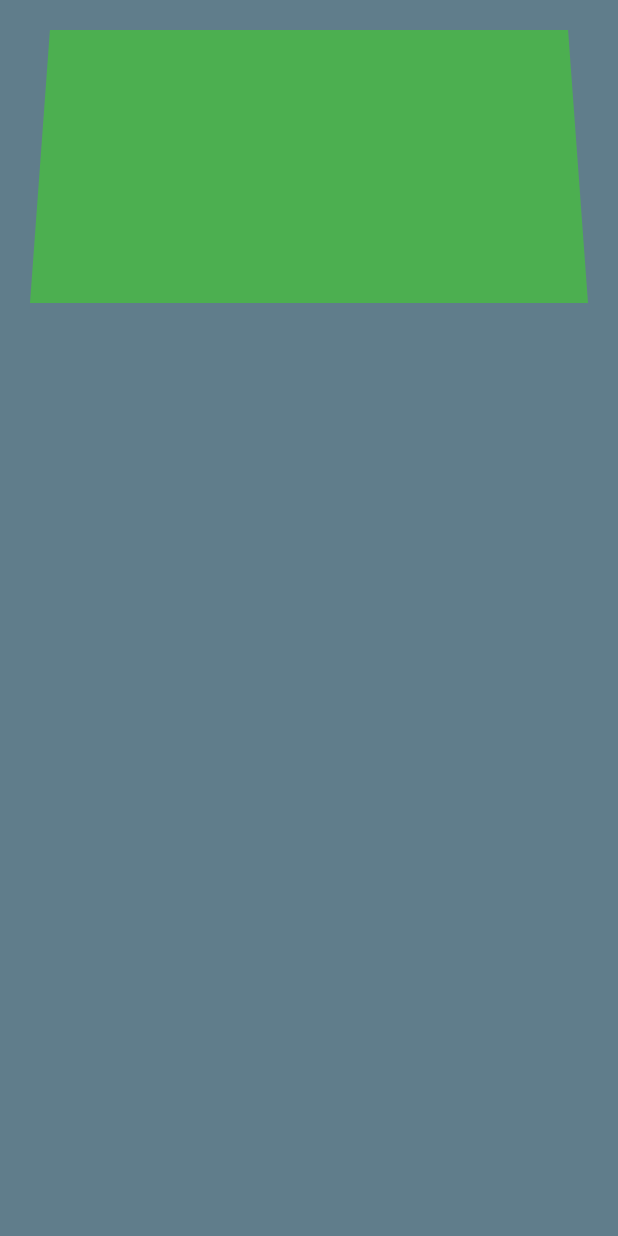
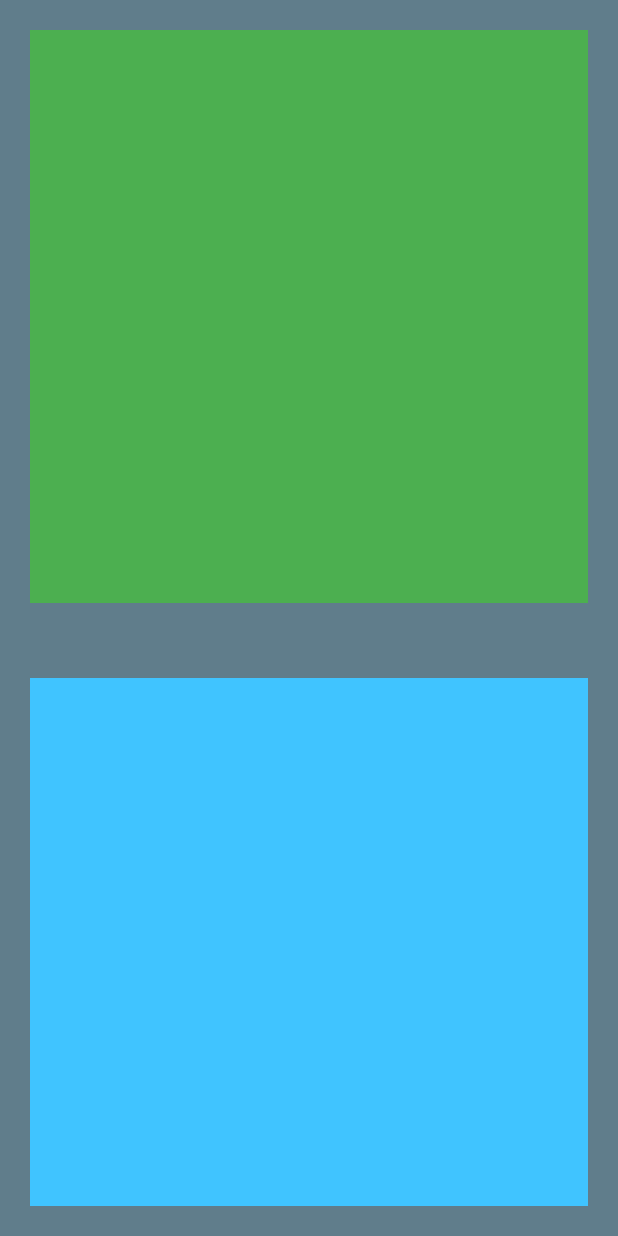
Before and after one commit to LPxfdDpp/dart_study, a Flutter app: the screen it shows after launch, on a phone screen of 412 x 824 dp. Run offline on Flutter 3.47's test engine with Material 2 defaults, Android fonts, the phone set to English and light mode, and no system bars; our stand-ins replace bloc, built_collection, built_value, dio, flutter_bloc, rxdart; generated files the repository leaves out were written again.

Commit message:
尝试未完成

```diff
--- a/phone_study/lib/pre/pre.dart
+++ b/phone_study/lib/pre/pre.dart
@@ -47,18 +47,21 @@ class PrePageState extends State<PrePage> with SingleTickerProviderStateMixin {
         end: 2*math.pi,
       ),
     );
-//    _animation = Tween<int>(
-//      begin: 0,
-//      end: 200,
-//    ).animate(_animationController);
+
     _animationController.addListener(() {
-      setState(() {
-
-      });
+//      setState(() {
+//
+//      });
     });
 
 
     _animationController.forward();
+    _controller = ScrollController()..addListener(() {
+
+      print("jjjjj");
+
+    });
+
   }
 
   @override
@@ -71,6 +74,9 @@ class PrePageState extends State<PrePage> with SingleTickerProviderStateMixin {
 
  var _deviceW;
  var _deviceH;
+
+ var _key = ValueKey("value");
+var _controller;
   @override
   Widget build(BuildContext context) {
     if(_deviceW == null) _deviceW = MediaQuery.of(context).size.width;
@@ -81,6 +87,7 @@ class PrePageState extends State<PrePage> with SingleTickerProviderStateMixin {
 //    CustomScrollView
 //    SliverGrid
 //    SliverList
+//    ListView
 
     print("ppppppppppppppppppp");
     print(_animation.value);
@@ -96,24 +103,21 @@ class PrePageState extends State<PrePage> with SingleTickerProviderStateMixin {
               color: Colors.blueGrey,
               child: Padding(
                 padding: const EdgeInsets.all(20.0),
-                child: Viewport(
-                  offset: ViewportOffset.fixed(_animation.value*1.0),
+                child:
+                NotificationListener<ScrollUpdateNotification>(
+                    child:Scrollable(
+                    controller :_controller,
+                  viewportBuilder:(context,position){
+
+                    return Viewport(
+                      center: _key,
+                      offset: ViewportOffset.fixed(position.pixels),
                       slivers: <Widget>[
                         SliverToBoxAdapter(
-                      child: Transform(
-                        alignment: FractionalOffset.bottomCenter,
-                        transform: Matrix4(
-                            1,0,0,0,
-                            0,1,0,0,
-                            0,0,1,_animationController.value/10,
-//                          0,0,1,0.05,
-                            0,0,0,1
-                        )..rotateX(-_animationP.value/4/400),
                           child: Container(
                             width: _deviceW*4/3,
                             height: _deviceH/2-30,
-                          color: Colors.green,
-                        ),
+                            color: Colors.deepOrange,
                           ),
                         ),
                         SliverToBoxAdapter(
@@ -122,27 +126,34 @@ class PrePageState extends State<PrePage> with SingleTickerProviderStateMixin {
                           ),
                         ),
                         SliverToBoxAdapter(
-                      child: Transform(
-//                        alignment: FractionalOffset.topCenter,
-                        transform: Matrix4(
-                          1,0,0,0,
-                          0,1,0,0,
-//                          0,0,1,_animationController.value/10,
-                          0,0,1,0.05,
-//                          0,0,1,0,
-                          0,0,0,1
-//                      )..rotateX(_animationP.value/4),
-                      )..rotate(Vector3(1, 0, 0), _animationP.value/4),
+                          key: _key,
                           child: Container(
                             width: _deviceW*4/3,
                             height: _deviceH/2-30,
-                          color: Colors.deepOrange,
+                            color: Colors.green,
                           ),
                         ),
+                        SliverToBoxAdapter(
+                          child: SizedBox(
+                            height: 50,
+                          ),
+                        ),
+                        SliverToBoxAdapter(
+                          child: Container(
+                            width: _deviceW*4/3,
+                            height: _deviceH/2-30,
+                            color: Colors.lightBlueAccent,
+                          ),
+                        ),
+                      ],
+                    );
+                  }
+
                 ),
 
-                  ],
-
+                onNotification: (jjj){
+                      print("llllll");
+              },
                 ),
               ),
             ),
@@ -151,6 +162,27 @@ class PrePageState extends State<PrePage> with SingleTickerProviderStateMixin {
 
     );
   }
+
+//  Transform(
+//  alignment: FractionalOffset.center,
+//  transform: Matrix4(
+//  1,0,0,0,
+//  0,1,0,0,
+////                          0,0,1,_animationController.value/10,
+//  0,0,1,0.05,
+////                          0,0,1,0,
+//  0,0,0,1
+////                      )..rotateX(_animationP.value/4),
+//  )..rotate(Vector3(1, 0, 0), _animationP.value/4),
+//  child: Container(
+//  width: _deviceW*4/3,
+//  height: _deviceH/2-30,
+//  color: Colors.deepOrange,
+//  ),
+//  )
+
+
+
 
   ///RenderObjectElement CustomSingleChildLayout
   ///BoxScrollView SliverMultiBoxAdaptorWidget RenderSliverMultiBoxAdaptor SliverMultiBoxAdaptorParentData继续
```
Lines whose indentation alone changed are shown as unchanged.
